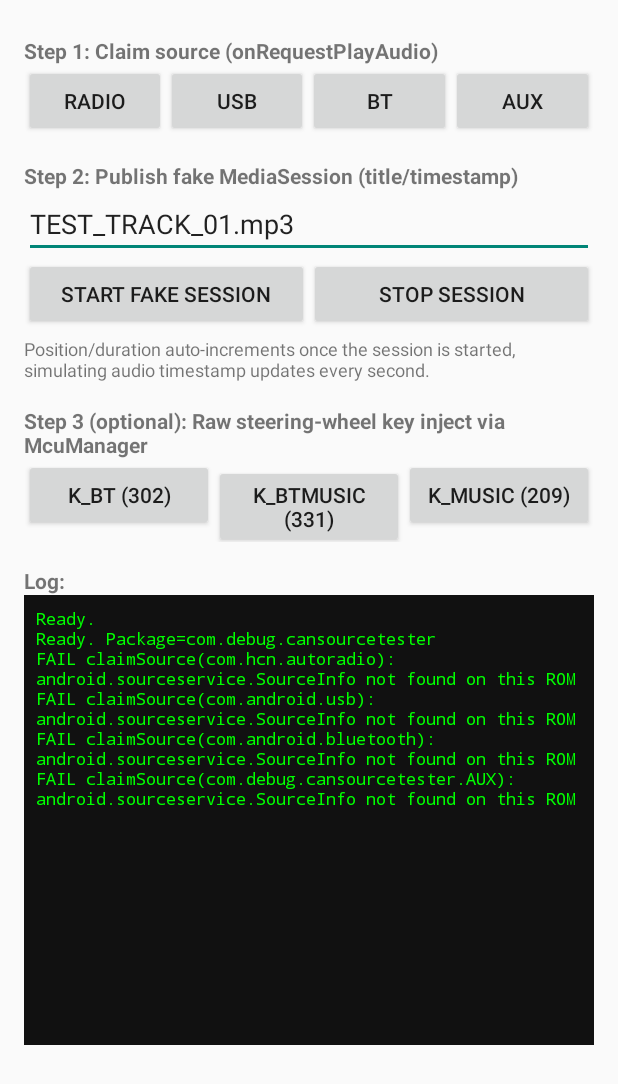
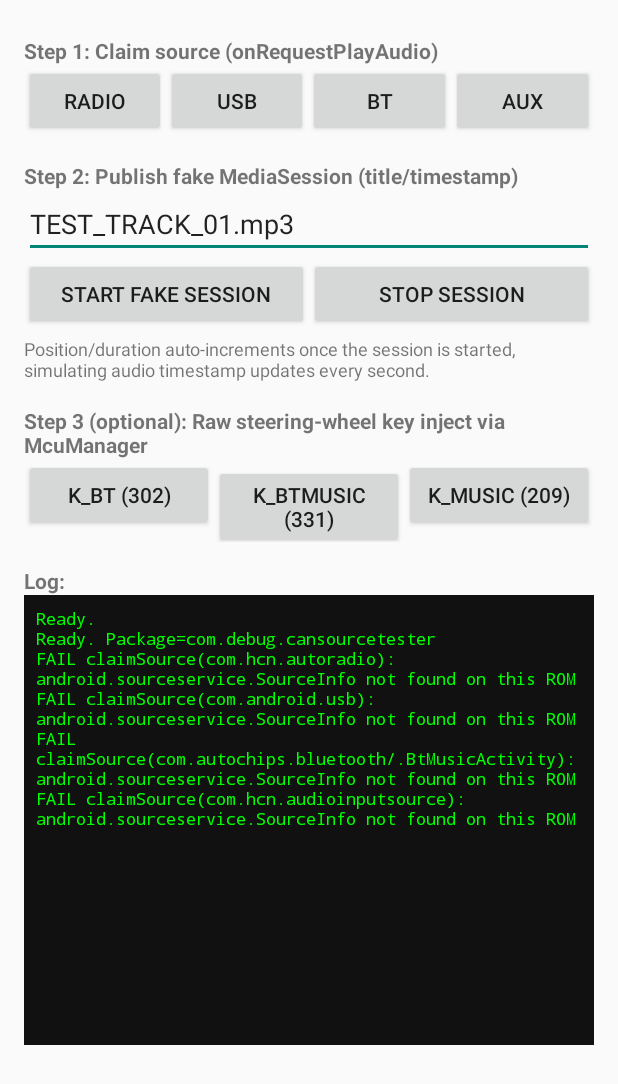
Before and after one commit to HamzaRahman/CarPlayTesting, an Android app: the screen it shows after launch (MainActivity), after a tap on "AUX", on a phone screen of 412 x 824 dp. Shown: the top 1084 px of the screen. Run offline under Robolectric (Android 15) with nearby library versions, the light colour scheme and no system bars; 3 other taps on this screen came first.

Commit message:
Use real source-key strings for BT/AUX from decompiled BluetoothService.apk

```diff
--- a/app/src/main/java/com/debug/cansourcetester/MainActivity.java
+++ b/app/src/main/java/com/debug/cansourcetester/MainActivity.java
@@ -72,17 +72,24 @@ public class MainActivity extends Activity {
         Button btnKeyBtMusic = findViewById(R.id.btnKeyBtMusic);
         Button btnKeyMusic = findViewById(R.id.btnKeyMusic);
 
-        // Step 1: claim source. We pass our OWN package name (this is what
-        // requestPlayAudio(Context) does under the hood in the OEM Radio
-        // app: it resolves to context.getPackageName()). We also try passing
-        // a spoofed package-like string per source, since it's unclear from
-        // the decompile whether the service keys off package name specifically
-        // or just uses whatever string it's given as a display source key —
-        // that's exactly what we're testing.
+        // Step 1: claim source. Confirmed by decompiling the real BluetoothService.apk
+        // (android.sourceservice.SourceInfo, android.sourceservice.SourceService):
+        // onRequestPlayAudio(String) appends "/background" to whatever we pass, and the
+        // service matches the result against fixed ACTIVE_* package constants by prefix
+        // (e.g. ACTIVE_RADIO="com.hcn.autoradio", ACTIVE_BT="com.autochips.bluetooth").
+        // The real Bluetooth app literally calls:
+        //   mSourceInfo.onRequestPlayAudio("com.autochips.bluetooth/.BtMusicActivity")
+        // Our earlier guess "com.android.bluetooth" never matched ACTIVE_BT, hence no-op.
+        // USB isn't claimed via SourceInfo at all (Music.apk never references it) — it's
+        // handled at a lower, automatic level, matching that USB already worked on iMID.
+        // AUX has no dedicated audio-in constant; ACTIVE_AUX="com.auto.hcamera" is the
+        // backup-camera package, so "com.hcn.audioinputsource" (referenced elsewhere in
+        // SourceService as a distinct, specially-handled package) is the best candidate
+        // for a physical AUX-in source — untested, flag it clearly in the log.
         btnRadio.setOnClickListener(v -> claimSource("com.hcn.autoradio"));
         btnUsb.setOnClickListener(v -> claimSource("com.android.usb"));
-        btnBt.setOnClickListener(v -> claimSource("com.android.bluetooth"));
-        btnAux.setOnClickListener(v -> claimSource("com.debug.cansourcetester.AUX"));
+        btnBt.setOnClickListener(v -> claimSource("com.autochips.bluetooth/.BtMusicActivity"));
+        btnAux.setOnClickListener(v -> claimSource("com.hcn.audioinputsource"));
 
         btnStart.setOnClickListener(v -> startFakeSession());
         btnStop.setOnClickListener(v -> stopFakeSession());
```
